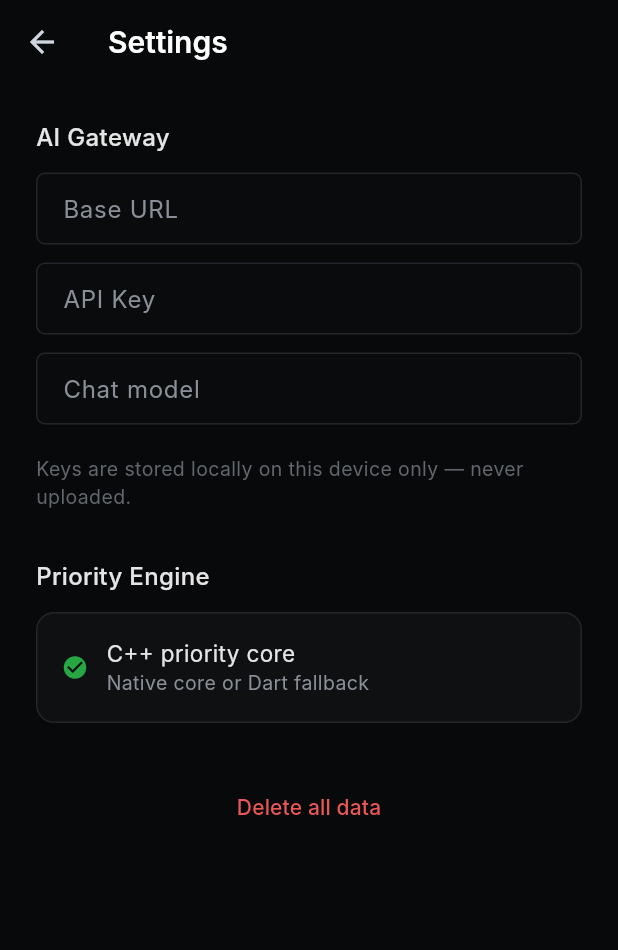
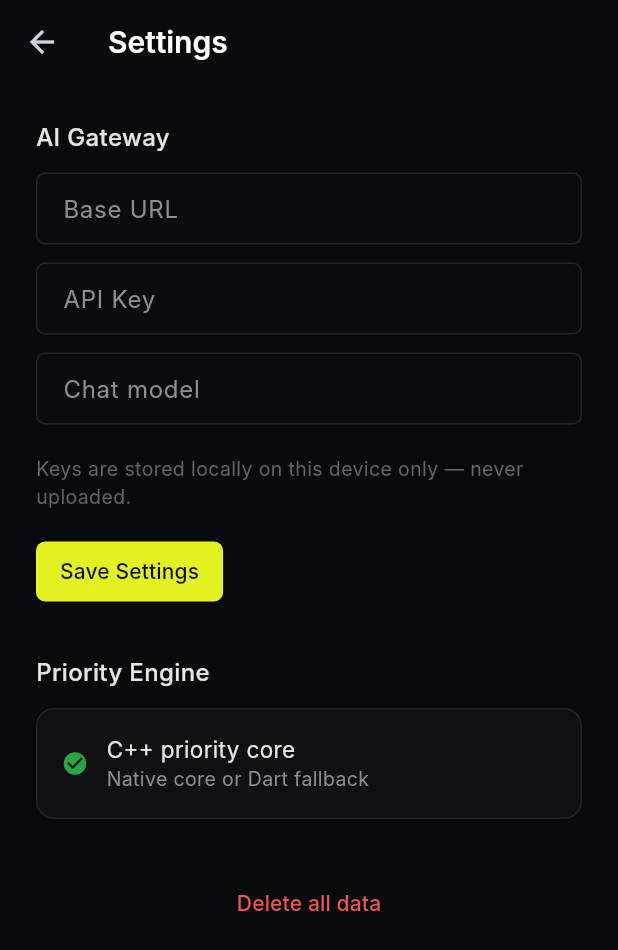
Before and after one commit to Faithmanex/ai-task-manager, a Flutter app: the screen it shows after launch, after a tap on the "settings" icon, on a phone screen of 412 x 824 dp. Shown: the top 950 px of the screen. Run offline on Flutter 3.47's test engine with Material 3 defaults, Android fonts, the phone set to English and light mode, and no system bars; our stand-ins replace shared_preferences; missing offline and left inert: dart:ffi; Roboto replaces fonts that are missing (Inter).

Commit message:
feat: wire Day Pilot AI gateway settings persistence and TaskController empty state
- Fixed pubspec.yaml Dart SDK constraint to support ^3.11.0
- Refactored SettingsScreen to load and persist baseUrl, apiKey, and model via AiSettingsStore
- Updated TaskController to dynamically handle gateway setter/getter and clean empty state loading
- Added unit and widget tests for AiSettingsStore persistence, TaskController empty state, and SettingsScreen form updates
- Verified flutter analyze, flutter test, dart format, and flutter build web pass cleanly

Co-authored-by: google-labs-jules[bot] <161369871+google-labs-jules[bot]@users.noreply.github.com>

```diff
--- a/lib/ui/screens/home_screen.dart
+++ b/lib/ui/screens/home_screen.dart
@@ -3,6 +3,8 @@ import 'package:flutter/material.dart';
 import '../../controllers/task_controller.dart';
 import '../../core/theme.dart';
 import '../../models/task.dart';
+import '../../services/ai/ai_settings_store.dart';
+import '../../services/ai/providers/openai_provider.dart';
 import 'chat_screen.dart';
 import 'settings_screen.dart';
 
@@ -17,13 +19,22 @@ class HomeScreen extends StatefulWidget {
 class _HomeScreenState extends State<HomeScreen> {
   final _controller = TaskController();
   final _captureController = TextEditingController();
+  final _aiSettingsStore = AiSettingsStore();
   bool _parsing = false;
 
   @override
   void initState() {
     super.initState();
     _controller.addListener(() => setState(() {}));
-    _controller.load();
+    _initController();
+  }
+
+  Future<void> _initController() async {
+    final aiConfig = await _aiSettingsStore.load();
+    if (aiConfig != null) {
+      _controller.gateway = OpenAiProvider(config: aiConfig);
+    }
+    await _controller.load();
   }
 
   @override
@@ -99,6 +110,14 @@ class _HomeScreenState extends State<HomeScreen> {
               context,
               MaterialPageRoute(
                 builder: (_) => SettingsScreen(
+                  store: _aiSettingsStore,
+                  onSettingsSaved: (config) {
+                    if (config != null) {
+                      _controller.gateway = OpenAiProvider(config: config);
+                    } else {
+                      _controller.gateway = null;
+                    }
+                  },
                   onDeleteAll: () async {
                     await _controller.deleteAll();
                     if (context.mounted) Navigator.pop(context);
--- a/lib/ui/screens/settings_screen.dart
+++ b/lib/ui/screens/settings_screen.dart
@@ -1,13 +1,85 @@
 import 'package:flutter/foundation.dart' show kIsWeb;
 import 'package:flutter/material.dart';
 
+import 'package:shared_preferences/shared_preferences.dart';
+
 import '../../core/theme.dart';
+import '../../services/ai/ai_settings_store.dart';
+import '../../services/ai/gateway.dart';
 
 /// Settings: AI provider config, C++ core status.
-class SettingsScreen extends StatelessWidget {
-  const SettingsScreen({super.key, this.onDeleteAll});
+class SettingsScreen extends StatefulWidget {
+  const SettingsScreen({
+    super.key,
+    this.onDeleteAll,
+    this.store,
+    this.onSettingsSaved,
+  });
 
   final VoidCallback? onDeleteAll;
+  final AiSettingsStore? store;
+  final ValueChanged<AiConfig?>? onSettingsSaved;
+
+  @override
+  State<SettingsScreen> createState() => _SettingsScreenState();
+}
+
+class _SettingsScreenState extends State<SettingsScreen> {
+  late final AiSettingsStore _store;
+  final _baseUrlController = TextEditingController();
+  final _apiKeyController = TextEditingController();
+  final _modelController = TextEditingController();
+  bool _loading = true;
+
+  @override
+  void initState() {
+    super.initState();
+    _store = widget.store ?? AiSettingsStore();
+    _loadSettings();
+  }
+
+  Future<void> _loadSettings() async {
+    final raw = await _store.loadRaw();
+    if (mounted) {
+      setState(() {
+        _baseUrlController.text = raw['baseUrl'] ?? '';
+        _apiKeyController.text = raw['apiKey'] ?? '';
+        _modelController.text = raw['model'] ?? '';
+        _loading = false;
+      });
+    }
+  }
+
+  Future<void> _saveSettings() async {
+    final baseUrl = _baseUrlController.text.trim();
+    final apiKey = _apiKeyController.text.trim();
+    final model = _modelController.text.trim();
+
+    if (baseUrl.isNotEmpty && apiKey.isNotEmpty && model.isNotEmpty) {
+      final config = AiConfig(
+        baseUrl: baseUrl,
+        apiKey: apiKey,
+        chatModel: model,
+        parseModel: model,
+      );
+      await _store.save(config);
+      widget.onSettingsSaved?.call(config);
+    } else {
+      final prefs = await SharedPreferences.getInstance();
+      await prefs.remove('ai_base_url');
+      await prefs.remove('ai_api_key');
+      await prefs.remove('ai_chat_model');
+      widget.onSettingsSaved?.call(null);
+    }
+  }
+
+  @override
+  void dispose() {
+    _baseUrlController.dispose();
+    _apiKeyController.dispose();
+    _modelController.dispose();
+    super.dispose();
+  }
 
   @override
   Widget build(BuildContext context) {
@@ -19,7 +91,9 @@ class SettingsScreen extends StatelessWidget {
           style: TextStyle(fontSize: 20, color: kPaper),
         ),
       ),
-      body: ListView(
+      body: _loading
+          ? const Center(child: CircularProgressIndicator(color: kAcidLime))
+          : ListView(
               padding: const EdgeInsets.all(24),
               children: [
                 const Text(
@@ -31,13 +105,32 @@ class SettingsScreen extends StatelessWidget {
                   ),
                 ),
                 const SizedBox(height: 12),
-          _field('Base URL', 'https://api.openai.com/v1'),
-          _field('API Key', 'sk-…'),
-          _field('Chat model', 'gpt-4o-mini'),
+                _field(
+                  'Base URL',
+                  'https://api.openai.com/v1',
+                  _baseUrlController,
+                ),
+                _field('API Key', 'sk-…', _apiKeyController, obscureText: true),
+                _field('Chat model', 'gpt-4o-mini', _modelController),
                 const SizedBox(height: 8),
-          Text(
+                const Text(
                   'Keys are stored locally on this device only — never uploaded.',
-            style: const TextStyle(fontSize: 13, color: kAsh),
+                  style: TextStyle(fontSize: 13, color: kAsh),
+                ),
+                const SizedBox(height: 16),
+                Align(
+                  alignment: Alignment.centerLeft,
+                  child: ElevatedButton(
+                    onPressed: () async {
+                      await _saveSettings();
+                      if (context.mounted) {
+                        ScaffoldMessenger.of(context).showSnackBar(
+                          const SnackBar(content: Text('Settings saved')),
+                        );
+                      }
+                    },
+                    child: const Text('Save Settings'),
+                  ),
                 ),
                 const SizedBox(height: 32),
                 const Text(
@@ -60,7 +153,7 @@ class SettingsScreen extends StatelessWidget {
                 ),
                 const SizedBox(height: 32),
                 TextButton(
-            onPressed: onDeleteAll,
+                  onPressed: widget.onDeleteAll,
                   style: TextButton.styleFrom(foregroundColor: kCoralRed),
                   child: const Text('Delete all data'),
                 ),
@@ -69,10 +162,18 @@ class SettingsScreen extends StatelessWidget {
     );
   }
 
-  Widget _field(String label, String hint) => Padding(
+  Widget _field(
+    String label,
+    String hint,
+    TextEditingController controller, {
+    bool obscureText = false,
+  }) => Padding(
     padding: const EdgeInsets.only(bottom: 12),
     child: TextField(
+      controller: controller,
+      obscureText: obscureText,
       decoration: InputDecoration(labelText: label, hintText: hint),
+      onChanged: (_) => _saveSettings(),
     ),
   );
 
--- a/pubspec.yaml
+++ b/pubspec.yaml
@@ -5,7 +5,7 @@ publish_to: 'none'
 version: 1.0.0+1
 
 environment:
-  sdk: ^3.13.0
+  sdk: '>=3.11.0 <4.0.0'
 
 dependencies:
   flutter:
```
Also changed, not shown: lib/controllers/task_controller.dart (+13 -3 lines), lib/services/priority/priority_core.dart (+2 -7 lines), pubspec.lock, 2 other files. Lines whose indentation alone changed are shown as unchanged.
